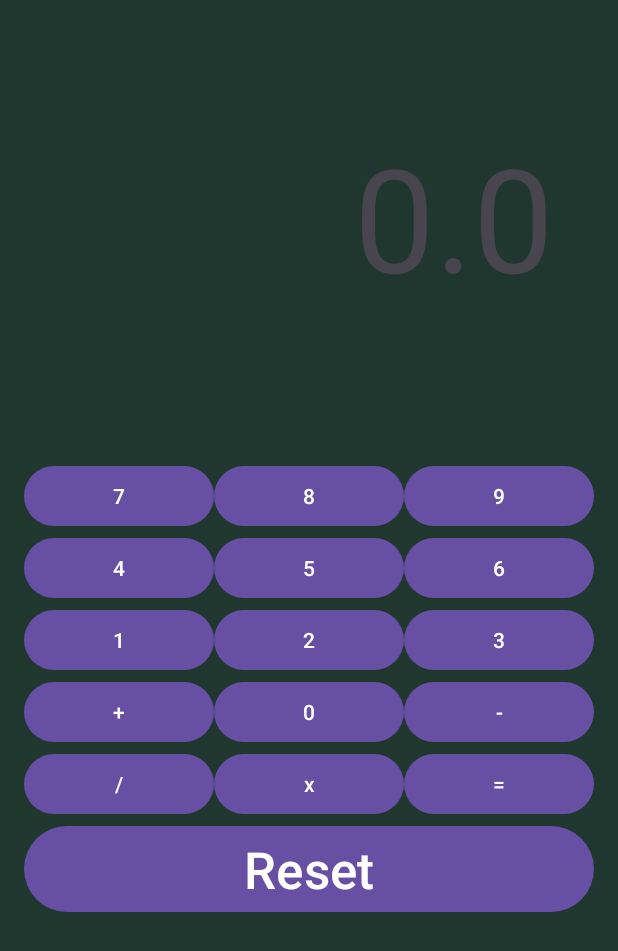
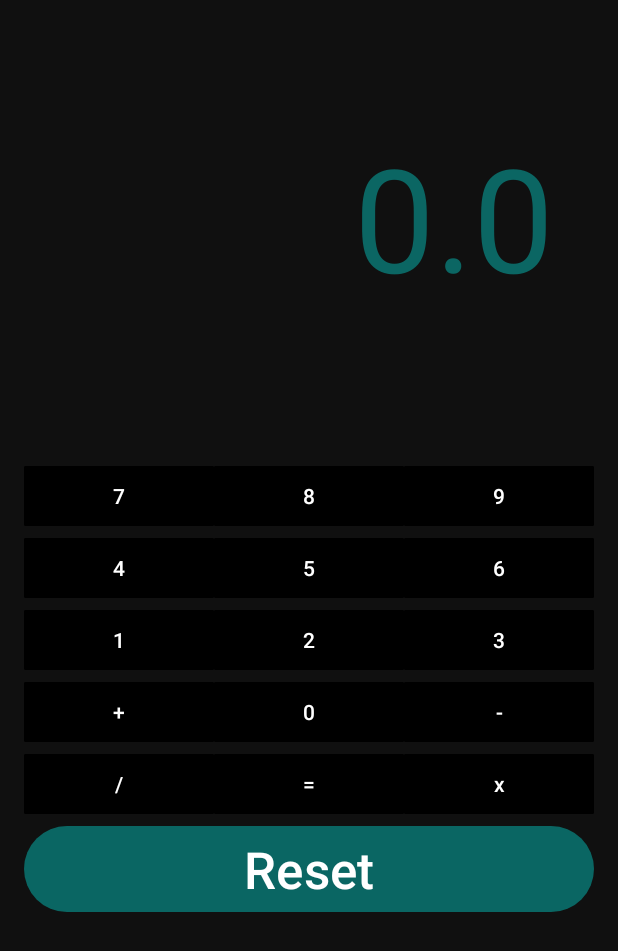
Before and after one commit to luciocape/SugarLab, an Android app: the screen it shows after launch (MainActivity), after a tap on "Reset", on a phone screen of 412 x 824 dp. Shown: the top 951 px of the screen. Run offline under Robolectric (Android 15) with nearby library versions, the phone set to English and light mode, and no system bars; 1 other tap on this screen came first.

Commit message:
Calculadora funcionando perfectamente y con buen layout

```diff
--- a/9-Calculadora/app/src/main/java/com/example/calculadora/MainActivity.kt
+++ b/9-Calculadora/app/src/main/java/com/example/calculadora/MainActivity.kt
@@ -2,103 +2,108 @@ package com.example.calculadora
 
 import androidx.appcompat.app.AppCompatActivity
 import android.os.Bundle
-import android.util.Log
 import android.view.View
 import android.widget.Button
 import android.widget.TextView
 
 class MainActivity : AppCompatActivity() {
-    var oprs:MutableList<Char> = mutableListOf()
-    var numeros:MutableList<Button> = mutableListOf()
-    var nums:MutableList<Double> = mutableListOf()
+
     val oprList:Array<Char> = arrayOf('-','+','x','/')
-    var btnIgual:Button ?= null
-    var btnMenos:Button ?= null
-    var btnMas:Button ?= null
-    var btnPor:Button ?= null
-    var btnDiv:Button ?= null
-    var btnReset:Button ?= null
+
+    var opr:Char? = null
+    var nums:MutableList<String> = mutableListOf("0.0")
+
+    var numero1:Boolean = false
+    var operando:Boolean = false
 
     var txtResultado:TextView ?= null
+    var btn1:Button ?= null
 
 
     override fun onCreate(savedInstanceState: Bundle?) {
         super.onCreate(savedInstanceState)
         setContentView(R.layout.activity_main)
 
-        btnIgual = findViewById(R.id.btnIgual)
-        btnMenos = findViewById(R.id.btnMenos)
-        btnMas = findViewById(R.id.btnMas)
-        btnDiv = findViewById(R.id.btnDiv)
-        btnPor = findViewById(R.id.btnX)
-        btnReset = findViewById(R.id.btnReset)
-
         txtResultado = findViewById(R.id.txtResultado)
-        Log.i("txtResultado",txtResultado?.text.toString())
-        if (nums.isEmpty()){
-                Log.i("numeros",nums.toString() )
-                Log.i("tamaño numeros",nums.size.toString())
-            }
+        btn1 = findViewById(R.id.btn1)
     }
-    fun Evaluar(nums:MutableList<Double>, oprs:MutableList<Char>):String{
-        var resultado:Double = nums[0]
-        if (nums.size >= 2){
-            for (x in oprs.indices){
-                when (oprs[x]){
-                    '+' -> resultado += nums[x+1]
-                    '-' -> resultado -= nums[x+1]
-                    'x' -> resultado *= nums[x+1]
-                    '/' -> resultado /= nums[x+1]
-                }
-            }
-        }
-        else if (nums.isNotEmpty()){
-            when (oprs[0]){
-                '+' -> resultado = nums[0] + nums[0]
-                '-' -> nums[0] - nums[0]
-                'x' -> nums[0] * nums[0]
-                '/' -> nums[0] / nums[0]
-            }
-        }
-        else return "0.0"
-        return resultado.toString()
-
-    }
-    fun Calcular(view: View){
-        val boton = view as Button
-        val textoBoton:String = boton.text.toString()
-        var mostrar = txtResultado?.text.toString()
-        if ( textoBoton.toCharArray()[0] in oprList){
-            if (nums.isEmpty()){
-                nums.add(txtResultado?.text.toString().toDouble())
-                oprs.add(textoBoton.toCharArray()[0])
-            }
-            else if (nums.size > oprs.size){
-                oprs.add(textoBoton.toCharArray()[0])
-                nums.add(txtResultado?.text.toString().toDouble())
-            }
-            else{
-                oprs[oprs.lastIndex] = textoBoton.toCharArray()[0]
-            }
-            txtResultado?.text = oprs.last().toString()
-        }
-        else if (textoBoton != "Reset" && textoBoton != "="){
-            val concatenar = mostrar + textoBoton
-            mostrar = Limpieza(concatenar)
-            txtResultado?.text  = mostrar
-        }
-        if (textoBoton == "="){
-            txtResultado?.text  = Evaluar(nums, oprs)
-        }
-        else if (textoBoton == "Reset") txtResultado?.text = "0.0"
-    }
-    fun Limpieza(str:String):String{
+    //Agregar números y limpiar ceros, puntos, operadores, etc. de atras
+    fun limpieza(str:String):String{
         var i = 0
         val sb = StringBuffer(str)
-        while (i < str.length && (str[i] == '0' || str[i] == '.' || str[i] in oprs)) {
+        while (i < str.length && (str[i] == '0' || str[i] == '.' || str[i] in oprList)) {
             i++
             sb.replace(0,i,"")
         }
         return sb.toString()
     }
+    fun agregarNumero(view: View){
+        val boton = view as Button
+        val textoBoton = boton.text.toString()
+        //Si el hay un operador agregado se puede añadir un segundo número
+        if  (operando){
+            if (nums.size < 2){
+                nums.add(textoBoton)
+            }
+            else {
+                nums[1]+=textoBoton
+            }
+            nums[1]=limpieza(nums[1])
+            val resultado = txtResultado?.text.toString() + nums[1]
+            txtResultado?.text = resultado
+        }
+        else if(!numero1){
+            nums[0]+=boton.text.toString()
+            nums[0]=limpieza(nums[0])
+            txtResultado?.text = nums[0]
+        }
+    }
+    //Operación a realizar
+    fun agregarOperador(view: View){
+        val boton = view as Button
+        val textoBoton = boton.text.toString()
+        //Si todavía no hay un segundo número agregado
+        if (nums.size == 1){
+            opr = textoBoton.toCharArray()[0]
+            operando = true
+            val resultado = txtResultado?.text.toString() + opr.toString()
+            txtResultado?.text = resultado
+        }
+    }
+    //Evaluar expresión
+    fun evaluar(view: View){
+        var num1 = nums[0].toDouble()
+        val num2 = nums[1].toDouble()
+        when (opr){
+            '+' -> num1 += num2
+            '-' -> num1 -= num2
+            'x' -> num1 *= num2
+            '/' -> num1 /= num2
+        }
+        reset(view)
+        nums.add(num1.toString())
+    }
+    //Devolver resultado
+    fun igualar(view: View){
+        if (opr != null){
+            evaluar(view)
+            txtResultado?.text = nums[0]
+            numero1=true
+        }
+
+    }
+    //Resetear calculadora
+    fun reset(view: View){
+        val boton = view as Button
+        val textoBoton = boton.text.toString()
+        nums.removeIf{it in nums}
+        if (textoBoton == "Reset"){
+            txtResultado?.text = "0.0"
+            nums.add("0.0")
+            numero1 = false
+        }
+        operando = false
+        opr = null
+    }
+
 }
--- a/9-Calculadora/app/src/main/res/layout/activity_main.xml
+++ b/9-Calculadora/app/src/main/res/layout/activity_main.xml
@@ -5,7 +5,7 @@
     android:layout_width="match_parent"
     android:layout_height="match_parent"
     android:background="#1F372F"
-    android:onClick="Calcular"
+    android:backgroundTint="#101010"
     tools:context=".MainActivity">
 
     <TableLayout
@@ -19,31 +19,37 @@
 
         <TableRow
             android:layout_width="match_parent"
-            android:layout_height="match_parent">
+            android:layout_height="wrap_content">
 
             <Button
                 android:id="@+id/btn7"
                 android:layout_width="0dp"
-                android:layout_height="wrap_content"
+                android:layout_height="match_parent"
                 android:layout_weight="1"
-                android:onClick="Calcular"
-                android:text="7" />
+                android:backgroundTint="#000000"
+                android:onClick="agregarNumero"
+                android:text="7"
+                app:cornerRadius="@dimen/cardview_compat_inset_shadow" />
 
             <Button
                 android:id="@+id/btn8"
                 android:layout_width="0dp"
                 android:layout_height="wrap_content"
                 android:layout_weight="1"
-                android:onClick="Calcular"
-                android:text="8" />
+                android:backgroundTint="#000000"
+                android:onClick="agregarNumero"
+                android:text="8"
+                app:cornerRadius="@dimen/cardview_compat_inset_shadow" />
 
             <Button
                 android:id="@+id/btn9"
                 android:layout_width="0dp"
                 android:layout_height="wrap_content"
                 android:layout_weight="1"
-                android:onClick="Calcular"
-                android:text="9" />
+                android:backgroundTint="#000000"
+                android:onClick="agregarNumero"
+                android:text="9"
+                app:cornerRadius="@dimen/cardview_compat_inset_shadow" />
         </TableRow>
 
         <TableRow
@@ -55,24 +61,30 @@
                 android:layout_width="0dp"
                 android:layout_height="wrap_content"
                 android:layout_weight="1"
-                android:onClick="Calcular"
-                android:text="4" />
+                android:backgroundTint="#000000"
+                android:onClick="agregarNumero"
+                android:text="4"
+                app:cornerRadius="@dimen/cardview_compat_inset_shadow" />
 
             <Button
                 android:id="@+id/btn5"
                 android:layout_width="0dp"
                 android:layout_height="wrap_content"
                 android:layout_weight="1"
-                android:onClick="Calcular"
-                android:text="5" />
+                android:backgroundTint="#000000"
+                android:onClick="agregarNumero"
+                android:text="5"
+                app:cornerRadius="@dimen/cardview_compat_inset_shadow" />
 
             <Button
                 android:id="@+id/btn6"
                 android:layout_width="0dp"
                 android:layout_height="wrap_content"
                 android:layout_weight="1"
-                android:onClick="Calcular"
-                android:text="6" />
+                android:backgroundTint="#000000"
+                android:onClick="agregarNumero"
+                android:text="6"
+                app:cornerRadius="@dimen/cardview_compat_inset_shadow" />
         </TableRow>
 
         <TableRow
@@ -84,24 +96,30 @@
                 android:layout_width="0dp"
                 android:layout_height="wrap_content"
                 android:layout_weight="1"
-                android:onClick="Calcular"
-                android:text="1" />
+                android:backgroundTint="#000000"
+                android:onClick="agregarNumero"
+                android:text="1"
+                app:cornerRadius="@dimen/cardview_compat_inset_shadow" />
 
             <Button
                 android:id="@+id/btn2"
                 android:layout_width="0dp"
                 android:layout_height="wrap_content"
                 android:layout_weight="1"
-                android:onClick="Calcular"
-                android:text="2" />
+                android:backgroundTint="#000000"
+                android:onClick="agregarNumero"
+                android:text="2"
+                app:cornerRadius="@dimen/cardview_compat_inset_shadow" />
 
             <Button
                 android:id="@+id/btn3"
                 android:layout_width="0dp"
                 android:layout_height="wrap_content"
                 android:layout_weight="1"
-                android:onClick="Calcular"
-                android:text="3" />
+                android:backgroundTint="#000000"
+                android:onClick="agregarNumero"
+                android:text="3"
+                app:cornerRadius="@dimen/cardview_compat_inset_shadow" />
         </TableRow>
 
         <TableRow
@@ -113,24 +131,30 @@
                 android:layout_width="0dp"
                 android:layout_height="wrap_content"
                 android:layout_weight="1"
-                android:onClick="Calcular"
-                android:text="+" />
+                android:backgroundTint="#000000"
+                android:onClick="agregarOperador"
+                android:text="+"
+                app:cornerRadius="@dimen/cardview_compat_inset_shadow" />
 
             <Button
                 android:id="@+id/btn0"
                 android:layout_width="0dp"
                 android:layout_height="wrap_content"
                 android:layout_weight="1"
-                android:onClick="Calcular"
-                android:text="0" />
+                android:backgroundTint="#000000"
+                android:onClick="agregarNumero"
+                android:text="0"
+                app:cornerRadius="@dimen/cardview_compat_inset_shadow" />
 
             <Button
                 android:id="@+id/btnMenos"
                 android:layout_width="0dp"
                 android:layout_height="wrap_content"
                 android:layout_weight="1"
-                android:onClick="Calcular"
-                android:text="-" />
+                android:backgroundTint="#000000"
+                android:onClick="agregarOperador"
+                android:text="-"
+                app:cornerRadius="@dimen/cardview_compat_inset_shadow" />
         </TableRow>
 
         <TableRow
@@ -142,24 +166,31 @@
                 android:layout_width="0dp"
                 android:layout_height="wrap_content"
                 android:layout_weight="1"
-                android:onClick="Calcular"
-                android:text="/" />
+                android:backgroundTint="#000000"
+                android:onClick="agregarOperador"
+                android:text="/"
+                app:cornerRadius="@dimen/cardview_compat_inset_shadow" />
+
+            <Button
+                android:id="@+id/btnIgual"
+                android:layout_width="0dp"
+                android:layout_height="wrap_content"
+                android:layout_weight="1"
+                android:backgroundTint="#000000"
+                android:onClick="igualar"
+                android:text="="
+                app:cornerRadius="@dimen/cardview_compat_inset_shadow" />
 
             <Button
                 android:id="@+id/btnX"
                 android:layout_width="0dp"
                 android:layout_height="wrap_content"
                 android:layout_weight="1"
-                android:onClick="Calcular"
-                android:text="x" />
+                android:backgroundTint="#000000"
+                android:onClick="agregarOperador"
+                android:text="x"
+                app:cornerRadius="@dimen/cardview_compat_inset_shadow" />
 
-            <Button
-                android:id="@+id/btnIgual"
-                android:layout_width="0dp"
-                android:layout_height="wrap_content"
-                android:layout_weight="1"
-                android:onClick="Calcular"
-                android:text="=" />
         </TableRow>
 
         <TableRow
@@ -168,10 +199,11 @@
 
             <Button
                 android:id="@+id/btnReset"
-                android:layout_width="111dp"
-                android:layout_height="wrap_content"
+                android:layout_width="325dp"
+                android:layout_height="match_parent"
                 android:layout_weight="1"
-                android:onClick="Calcular"
+                android:backgroundTint="#3303FFF6"
+                android:onClick="reset"
                 android:text="Reset"
                 android:textSize="34sp" />
 
@@ -186,6 +218,7 @@
         android:layout_marginTop="80dp"
         android:text="0.0"
         android:textAlignment="textEnd"
+        android:textColor="#0B6663"
         android:textSize="96sp"
         app:layout_constraintEnd_toEndOf="parent"
         app:layout_constraintHorizontal_bias="0.493"
```
